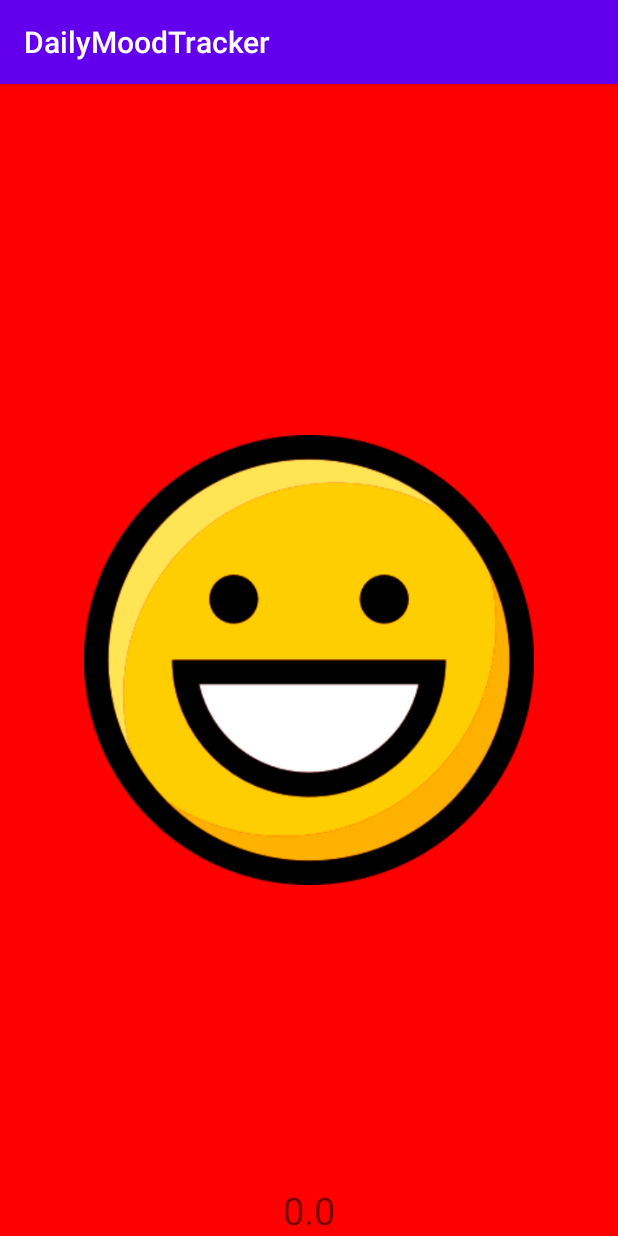
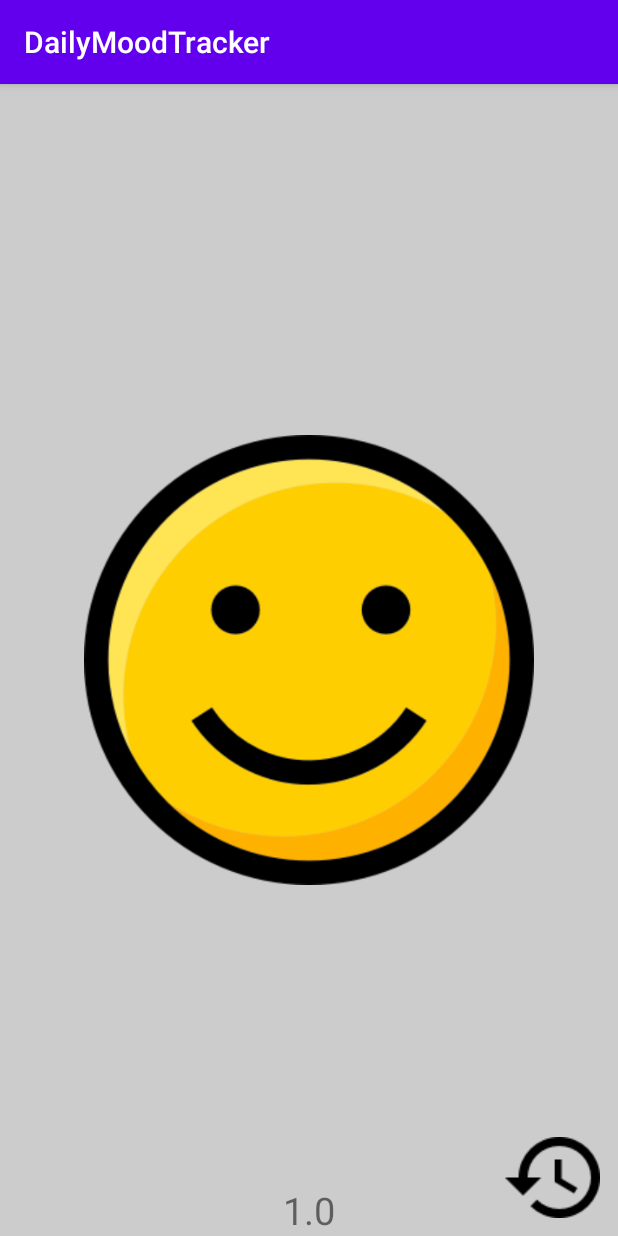
Before and after one commit to Lumbo1379/DailyMoodTracker, an Android app: the screen it shows after launch (MainActivity), on a phone screen of 412 x 824 dp. Run offline under Robolectric (Android 15) with nearby library versions, the phone set to English and light mode, and no system bars.

Commit message:
Histroy adapter and class added

```diff
--- a/app/src/main/AndroidManifest.xml
+++ b/app/src/main/AndroidManifest.xml
@@ -9,6 +9,7 @@
         android:roundIcon="@mipmap/ic_launcher_round"
         android:supportsRtl="true"
         android:theme="@style/AppTheme">
+        <activity android:name=".controller.MoodHistoryActivity"></activity>
         <activity android:name=".controller.MainActivity">
             <intent-filter>
                 <action android:name="android.intent.action.MAIN" />
--- a/app/src/main/java/com/example/dailymoodtracker/controller/MainActivity.java
+++ b/app/src/main/java/com/example/dailymoodtracker/controller/MainActivity.java
@@ -5,8 +5,12 @@ import androidx.constraintlayout.widget.ConstraintLayout;
 import androidx.core.graphics.ColorUtils;
 import androidx.viewpager2.widget.ViewPager2;
 
+import android.content.Intent;
 import android.graphics.Color;
 import android.os.Bundle;
+import android.view.View;
+import android.widget.ImageView;
+import android.widget.ListView;
 import android.widget.TextView;
 
 import com.example.dailymoodtracker.R;
@@ -17,10 +21,13 @@ import java.util.List;
 
 public class MainActivity extends AppCompatActivity {
 
+    public static final int MOOD_HISTORY_ACTIVITY_REQUEST_CODE = 42;
+
     private ViewPager2 mViewPager2;
-    private MoodViewPagerAdapter mAdapter;
+    private MoodViewPagerAdapter mMoodAdapter;
     private TextView mDebugText;
     private ConstraintLayout mConstraintLayout;
+    private ImageView mHistoryButton;
 
     @Override
     protected void onCreate(Bundle savedInstanceState) {
@@ -30,6 +37,8 @@ public class MainActivity extends AppCompatActivity {
         mViewPager2 = findViewById(R.id.activity_main_pager_image);
         mDebugText = findViewById(R.id.activity_main_text_debug);
         mConstraintLayout = (ConstraintLayout)findViewById(R.id.activity_main);
+        mHistoryButton = findViewById(R.id.activity_main_image_history);
+        mMoodAdapter = new MoodViewPagerAdapter(generateMoods());
 
         mViewPager2.registerOnPageChangeCallback(new ViewPager2.OnPageChangeCallback() {
             @Override
@@ -39,12 +48,12 @@ public class MainActivity extends AppCompatActivity {
 
                 int nextPosition;
 
-                if (position + positionOffset >= position && position != mAdapter.getItemCount() - 1)
+                if (position + positionOffset >= position && position != mMoodAdapter.getItemCount() - 1)
                     nextPosition = position + 1;
                 else
                     nextPosition = position - 1;
 
-                int resultColor = ColorUtils.blendARGB(mAdapter.getMoods().get(position).getColor(), mAdapter.getMoods().get(nextPosition).getColor(), Math.abs(positionOffset));
+                int resultColor = ColorUtils.blendARGB(mMoodAdapter.getMoods().get(position).getColor(), mMoodAdapter.getMoods().get(nextPosition).getColor(), Math.abs(positionOffset));
                 mConstraintLayout.setBackgroundColor(resultColor);
             }
 
@@ -59,9 +68,17 @@ public class MainActivity extends AppCompatActivity {
             }
         });
 
-        mAdapter = new MoodViewPagerAdapter(generateMoods());
+        mHistoryButton.setOnClickListener(new View.OnClickListener() {
+            @Override
+            public void onClick(View v) {
+                Intent moodHistoryIntent = new Intent(MainActivity.this, MoodHistoryActivity.class);
+                startActivityForResult(moodHistoryIntent, MOOD_HISTORY_ACTIVITY_REQUEST_CODE);
+            }
+        });
+
         mViewPager2.setOrientation(ViewPager2.ORIENTATION_VERTICAL);
-        mViewPager2.setAdapter(mAdapter);
+        mViewPager2.setAdapter(mMoodAdapter);
+        mViewPager2.setCurrentItem(1, false); // Set default image, with no smooth scroll
     }
 
     private List<Mood> generateMoods() {
--- a/app/src/main/java/com/example/dailymoodtracker/controller/MoodViewPagerAdapter.java
+++ b/app/src/main/java/com/example/dailymoodtracker/controller/MoodViewPagerAdapter.java
@@ -37,7 +37,6 @@ public class MoodViewPagerAdapter extends RecyclerView.Adapter<MoodViewPagerAdap
     @Override
     public MoodViewHolder onCreateViewHolder(@NonNull ViewGroup parent, int viewType) {
         View view = LayoutInflater.from(parent.getContext()).inflate(R.layout.mood_item_view_pager, parent, false);
-
         return new MoodViewHolder(view);
     }
 
--- /dev/null
+++ b/app/src/main/res/drawable/rectangle.xml
@@ -0,0 +1,5 @@
+<?xml version="1.0" encoding="utf-8"?>
+<shape xmlns:android="http://schemas.android.com/apk/res/android" android:shape="rectangle">
+    <solid android:color="@android:color/transparent"/>
+    <stroke android:color="#ffffffff"/>
+</shape>
--- a/app/src/main/res/layout/activity_main.xml
+++ b/app/src/main/res/layout/activity_main.xml
@@ -12,8 +12,8 @@
         android:layout_width="match_parent"
         android:layout_height="match_parent"
         android:gravity="center_horizontal|bottom"
-        android:textSize="25dp"
-        android:text="Debug"/>
+        android:text="Debug"
+        android:textSize="25dp" />
 
     <androidx.viewpager2.widget.ViewPager2
         android:id="@+id/activity_main_pager_image"
@@ -23,6 +23,16 @@
         app:layout_constraintEnd_toEndOf="parent"
         app:layout_constraintHorizontal_bias="0.5"
         app:layout_constraintStart_toStartOf="parent"
-        app:layout_constraintTop_toTopOf="parent"/>
+        app:layout_constraintTop_toTopOf="parent" />
+
+    <ImageView
+        android:id="@+id/activity_main_image_history"
+        android:layout_width="wrap_content"
+        android:layout_height="wrap_content"
+        android:src="@drawable/ic_history_black"
+        app:layout_constraintBottom_toBottomOf="parent"
+        app:layout_constraintEnd_toEndOf="parent"
+        app:layout_constraintHorizontal_bias="0.5"
+        android:padding="12dp"/>
 
 </androidx.constraintlayout.widget.ConstraintLayout>
```
Also changed, not shown: app/src/main/java/com/example/dailymoodtracker/controller/MoodHistoryActivity.java (added, +25 -0 lines), app/src/main/java/com/example/dailymoodtracker/controller/MoodHistoryAdapter.java (added, +63 -0 lines), app/src/main/res/layout/activity_mood_history.xml (added, +15 -0 lines), app/src/main/res/layout/list_row_layout.xml (added, +22 -0 lines).
